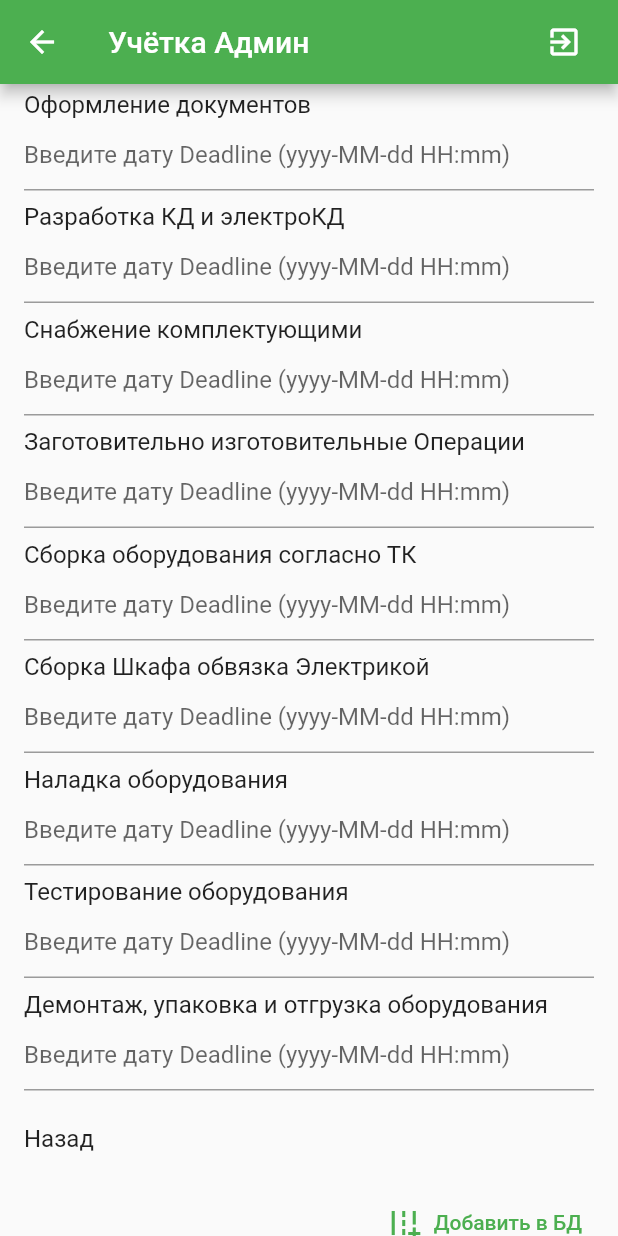
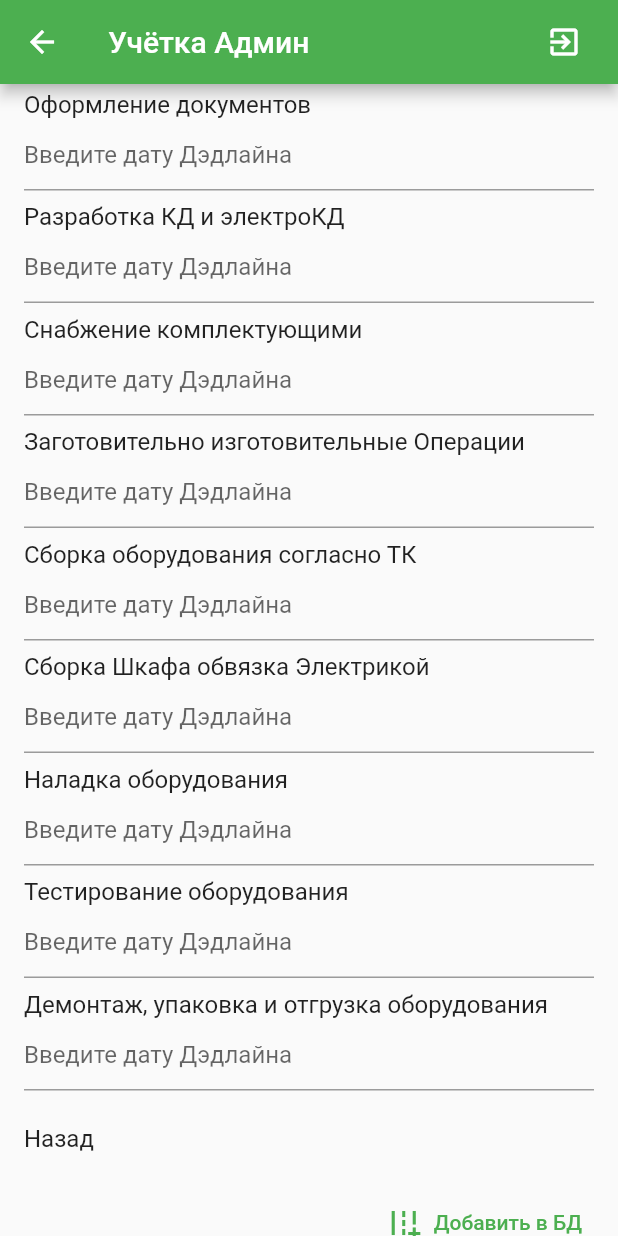
Before and after one commit to Lightbpk/worktracker, a Flutter app: the AdminPage screen opened directly, after a tap on "Установить дэдлайны", on a phone screen of 412 x 824 dp. Run offline on Flutter 3.47's test engine with Material 2 defaults, Android fonts, the light colour scheme and no system bars; drawn by our look-alikes of datetime_picker_formfield; our stand-ins replace firebase_auth, firebase_core, firebase_database, fluttertoast; accounts and stored records are empty.

Commit message:
startTaskTime_addTBase

```diff
--- a/lib/Pages/admin-page.dart
+++ b/lib/Pages/admin-page.dart
@@ -1,10 +1,9 @@
-import 'package:datetime_picker_formfield/datetime_picker_formfield.dart';
 import 'package:flutter/cupertino.dart';
 import 'package:flutter/material.dart';
 import 'package:fluttertoast/fluttertoast.dart';
-import 'package:intl/intl.dart';
 import 'package:worktracker/node.dart';
 import 'package:worktracker/services/auth_service.dart';
+import 'package:worktracker/services/data-time-field.dart';
 import 'package:worktracker/services/firebaseConnector.dart';
 import 'package:worktracker/task.dart';
 
@@ -94,7 +93,7 @@ class _AdminPageState extends State<AdminPage> {
   void _nodeListWidget(){
     currentWidget = ListView.builder(itemBuilder: (context, i){
       if(i < nodeList.length) return ListTile(
-        subtitle: nodeList[i].field = BasicDateTimeField(),
+        subtitle: nodeList[i].field = BasicDateTimeField('Введите дату Дэдлайна'),
         title: Text(nodeList[i].nodeName,));
       else if(i == nodeList.length) return ListTile(title: Text("Назад"),
         onTap: (){
@@ -160,39 +159,3 @@ class _AdminPageState extends State<AdminPage> {
     return defaultTasksList;
   }
 }
-
-class BasicDateTimeField extends StatelessWidget {
-  final format = DateFormat("yyyy-MM-dd HH:mm");
-  String currentDateAndTime;
-  DateTime dateTimeValue;
-
-  @override
-  Widget build(BuildContext context) {
-    return Column(children: <Widget>[
-      DateTimeField(
-        format: format,
-        decoration: InputDecoration(
-            hintText: "Введите дату Deadline (${format.pattern})"),
-        onShowPicker: (context, currentValue) async {
-          final date = await showDatePicker(
-              context: context,
-              firstDate: DateTime(1900),
-              initialDate: currentValue ?? DateTime.now(),
-              lastDate: DateTime(2100));
-          if (date != null) {
-            final time = await showTimePicker(
-              context: context,
-              initialTime:
-                  TimeOfDay.fromDateTime(currentValue ?? DateTime.now()),
-            );
-            currentDateAndTime = date.toString() + time.toString();
-            dateTimeValue = DateTimeField.combine(date, time);
-            return DateTimeField.combine(date, time);
-          } else {
-            return currentValue;
-          }
-        },
-      ),
-    ]);
-  }
-}
--- a/lib/node.dart
+++ b/lib/node.dart
@@ -1,6 +1,4 @@
-import 'package:worktracker/task.dart';
-
-import 'Pages/admin-page.dart';
+import 'package:worktracker/services/data-time-field.dart';
 
 class BuildNode {
   String nodePosition;
@@ -11,5 +9,4 @@ class BuildNode {
     this.nodeName = nodeName;
     this.nodePosition = nodePosition;
   }
-
 }
--- /dev/null
+++ b/lib/services/data-time-field.dart
@@ -0,0 +1,46 @@
+
+import 'package:datetime_picker_formfield/datetime_picker_formfield.dart';
+import 'package:flutter/material.dart';
+import 'package:flutter/widgets.dart';
+import 'package:intl/intl.dart';
+
+class BasicDateTimeField extends StatelessWidget {
+  final format = DateFormat("yyyy-MM-dd HH:mm");
+  String currentDateAndTime;
+  DateTime dateTimeValue;
+  String hintText = 'Введите дату';
+
+  BasicDateTimeField(String newHintTaxt){
+    hintText =newHintTaxt;
+  }
+
+  @override
+  Widget build(BuildContext context) {
+    return Column(children: <Widget>[
+      DateTimeField(
+        format: format,
+        decoration: InputDecoration(
+            hintText: hintText ),
+        onShowPicker: (context, currentValue) async {
+          final date = await showDatePicker(
+              context: context,
+              firstDate: DateTime(1900),
+              initialDate: currentValue ?? DateTime.now(),
+              lastDate: DateTime(2100));
+          if (date != null) {
+            final time = await showTimePicker(
+              context: context,
+              initialTime:
+              TimeOfDay.fromDateTime(currentValue ?? DateTime.now()),
+            );
+            currentDateAndTime = date.toString() + time.toString();
+            dateTimeValue = DateTimeField.combine(date, time);
+            return DateTimeField.combine(date, time);
+          } else {
+            return currentValue;
+          }
+        },
+      ),
+    ]);
+  }
+}
--- a/lib/services/firebaseConnector.dart
+++ b/lib/services/firebaseConnector.dart
@@ -161,4 +161,9 @@ class DataBaseConnector {
     await db.child("work-process").child(contract.id).child("tasks")
         .child(task.taskName).child("assignedUser").set(task.assignedUser);
   }
+  void changeStartTaskTime(Task task, BuildNode node, Contract contract) async{
+    getMainRef();
+    await db.child("work-process").child(contract.id).child("tasks")
+        .child(task.taskName).child("startTaskTime").set(task.startTaskTime);
+  }
 }
--- a/lib/start.dart
+++ b/lib/start.dart
@@ -34,7 +34,7 @@ class _StartPageState extends State<StartPage> {
         return CircularProgressIndicator();
       }else{
         if(currentRole == 'admin'){
-          print('admin logged');
+          //print('admin logged');
           return AdminPage();
           //Navigator.push(context, MaterialPageRoute(builder: (context)=> AdminPage()));
         }else if(currentRole == 'dir'){
@@ -42,9 +42,6 @@ class _StartPageState extends State<StartPage> {
           return DirectorPage();
         }
         else {
-          print("current role = " +currentRole);
-          print("hash role = " +currentRole.hashCode.toString());
-          print("hash admin = " + "admin".hashCode.toString());
           return UserPage();
           //Navigator.push(context, MaterialPageRoute(builder: (context)=> UserPage()));
         }
--- a/lib/task.dart
+++ b/lib/task.dart
@@ -4,6 +4,7 @@ class Task {
   String lastStatusTime;
   String parentNodeName;
   String assignedUser;
+  String startTaskTime;
 
   Task(String taskName,String parentNodeName){
     this.taskName = taskName;
@@ -11,5 +12,6 @@ class Task {
     status = 'not set';
     lastStatusTime = "not set";
     assignedUser = "not set";
+    startTaskTime = "not set";
   }
 }
```
Also changed, not shown: lib/Pages/dir-page.dart (+9 -3 lines), 476 other files.
